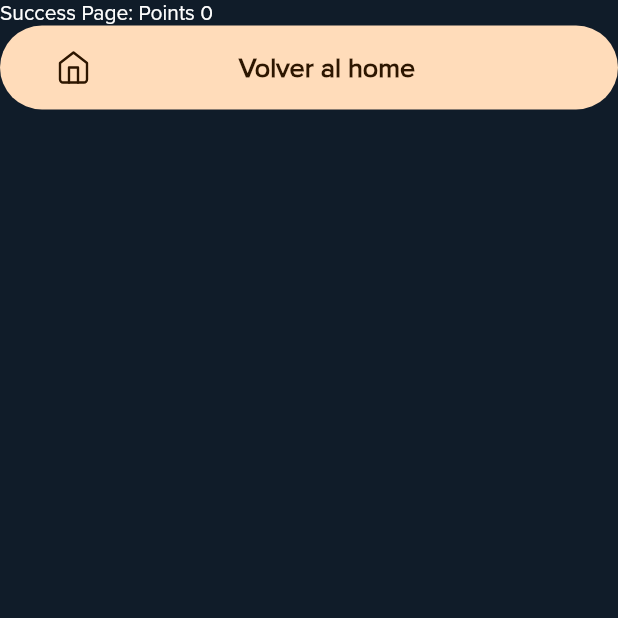
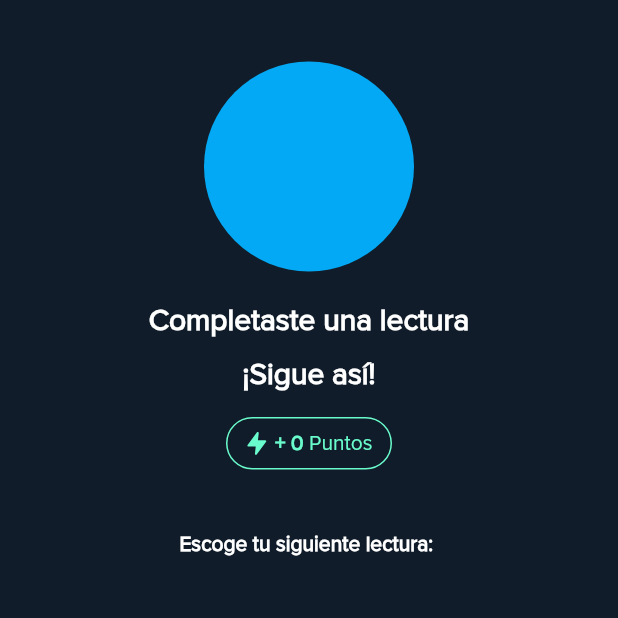
Before and after one commit to AccentioStudios/quinientas_historias_mobile, a Flutter app: the ReadingStorySuccessPage screen opened directly with empty values, on a phone screen of 412 x 824 dp, the top half of it. Run offline on Flutter 3.47's test engine with Material 2 defaults, Android fonts, the phone set to English and light mode, and no system bars; drawn by our look-alikes of auto_size_text; our stand-ins replace bloc, carousel_slider, device_info_plus, firebase_core, flutter_bloc, flutter_html and 8 more; missing offline and left inert: alice, custom_nested_scroll_view, dart_jsonwebtoken; accounts and stored records are empty.

Commit message:
feat(story_points): placeholder icon,text,+points

```diff
--- a/lib/features/reading_module/reading_story/ui/pages/reading_story_success_page.dart
+++ b/lib/features/reading_module/reading_story/ui/pages/reading_story_success_page.dart
@@ -1,8 +1,18 @@
 import 'package:flutter/material.dart';
+import 'package:flutter_html/custom_render.dart';
+import 'package:flutter_html/flutter_html.dart';
+import 'package:flutter_svg/flutter_svg.dart';
+import 'package:quinientas_historias/core/ui/widgets/outlined_card.dart';
+import 'package:quinientas_historias/core/ui/widgets/padding_column.dart';
+import 'package:quinientas_historias/core/ui/widgets/single_chip.dart';
+import 'package:quinientas_historias/core/utils/colors.dart';
+import 'package:quinientas_historias/core/utils/constants.dart';
+import 'package:quinientas_historias/features/profiles_module/user_profile/ui/widgets/user_profile_avatar.dart';
 
 import '../../../../../core/data/entities/story_entity.dart';
 import '../../../../../core/routes/routes.dart';
 import '../../../../../core/ui/widgets/big_button.dart';
+import '../widgets/reading_story_appbar.dart';
 
 class ReadingStorySuccessPage extends StatelessWidget {
   const ReadingStorySuccessPage({
@@ -18,10 +28,81 @@ class ReadingStorySuccessPage extends StatelessWidget {
     // var state = context.read<ReadingStoryCubit>().state;
     return Scaffold(
       body: SafeArea(
+        child: Container(
+          alignment: Alignment.center,
           child: Column(
-          crossAxisAlignment: CrossAxisAlignment.start,
+            children: <Widget>[
+              SizedBox(
+                height: Constants.space41,
+              ),
+              CircleAvatar(
+                radius: 70,
+                backgroundColor: Colors.lightBlue,
+              ),
+              SizedBox(
+                height: Constants.space21,
+              ),
+              Text(
+                "Completaste una lectura",
+                style: TextStyle(fontSize: 20, fontWeight: FontWeight.w700),
+              ),
+              SizedBox(
+                height: Constants.space12,
+              ),
+              Text(
+                "¡Sigue así!",
+                style: TextStyle(fontSize: 20, fontWeight: FontWeight.w700),
+              ),
+              SizedBox(
+                height: Constants.space16,
+              ),
+              FittedBox(
+                fit: BoxFit.fitWidth,
+                child: Container(
+                  clipBehavior: Clip.antiAlias,
+                  decoration: BoxDecoration(
+                      color: backgroundDarkColor,
+                      borderRadius: Constants.borderRadius18,
+                      border:
+                          Border.all(color: Color.fromRGBO(105, 251, 203, 1))),
+                  child: InkWell(
+                    borderRadius: Constants.borderRadius18,
+                    child: Padding(
+                      padding: EdgeInsets.symmetric(
+                        horizontal: Constants.space12,
+                        vertical: Constants.space8,
+                      ),
+                      child: Row(
+                          mainAxisAlignment: MainAxisAlignment.center,
                           children: [
+                            SvgPicture.asset(
+                              'assets/icons/points-icon.svg',
+                              height: Constants.space16,
+                              color: Color.fromRGBO(105, 251, 203, 1),
+                            ),
+                            Text(' + $points ',
+                                style: TextStyle(
+                                    fontWeight: FontWeight.bold,
+                                    color: Color.fromRGBO(105, 251, 203, 1))),
                             Text(
+                              'Puntos',
+                              style: TextStyle(
+                                color: Color.fromRGBO(105, 251, 203, 1),
+                              ),
+                            )
+                          ]),
+                    ),
+                  ),
+                ),
+              ),
+              SizedBox(
+                height: Constants.space41,
+              ),
+              Text(
+                'Escoge tu siguiente lectura: ',
+                style: TextStyle(fontWeight: FontWeight.w600),
+              )
+              /*Text(
                 'Success Page: Points $points',
               ),
               if (recomendedStories != null)
@@ -32,8 +113,9 @@ class ReadingStorySuccessPage extends StatelessWidget {
                   onPressed: () {
                     Navigator.of(context, rootNavigator: true)
                         .pushNamed(Routes.homeNavigator);
-                })
+                  })*/
             ],
+          ),
         ),
       ),
     );
```
Lines whose indentation alone changed are shown as unchanged.
